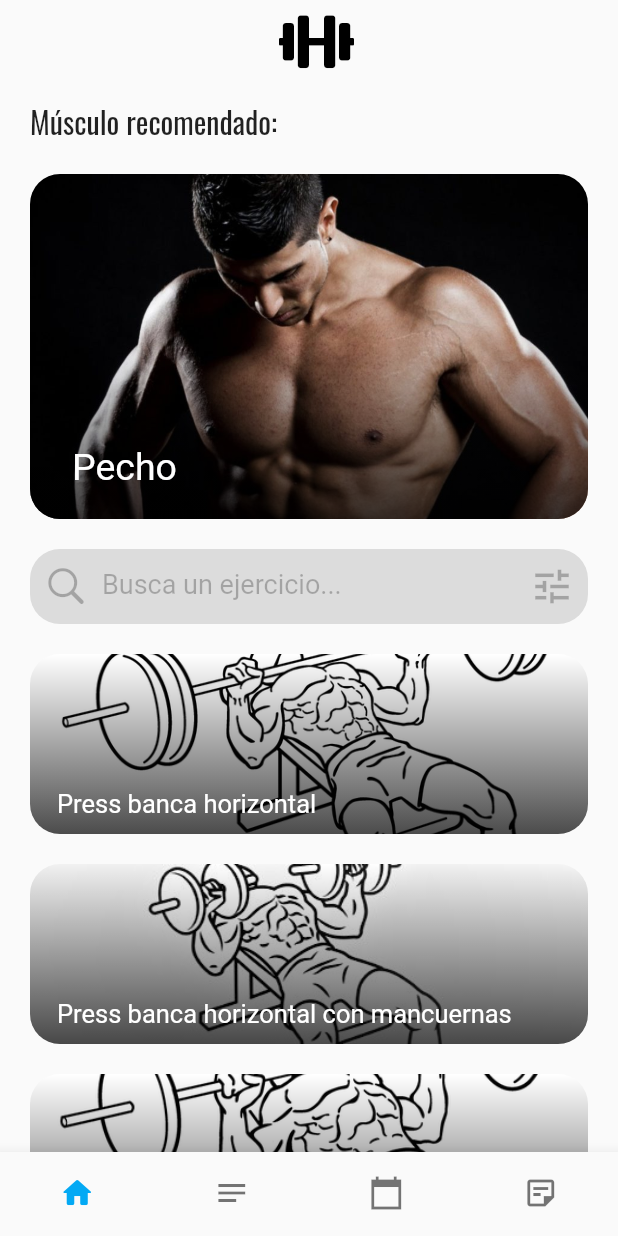
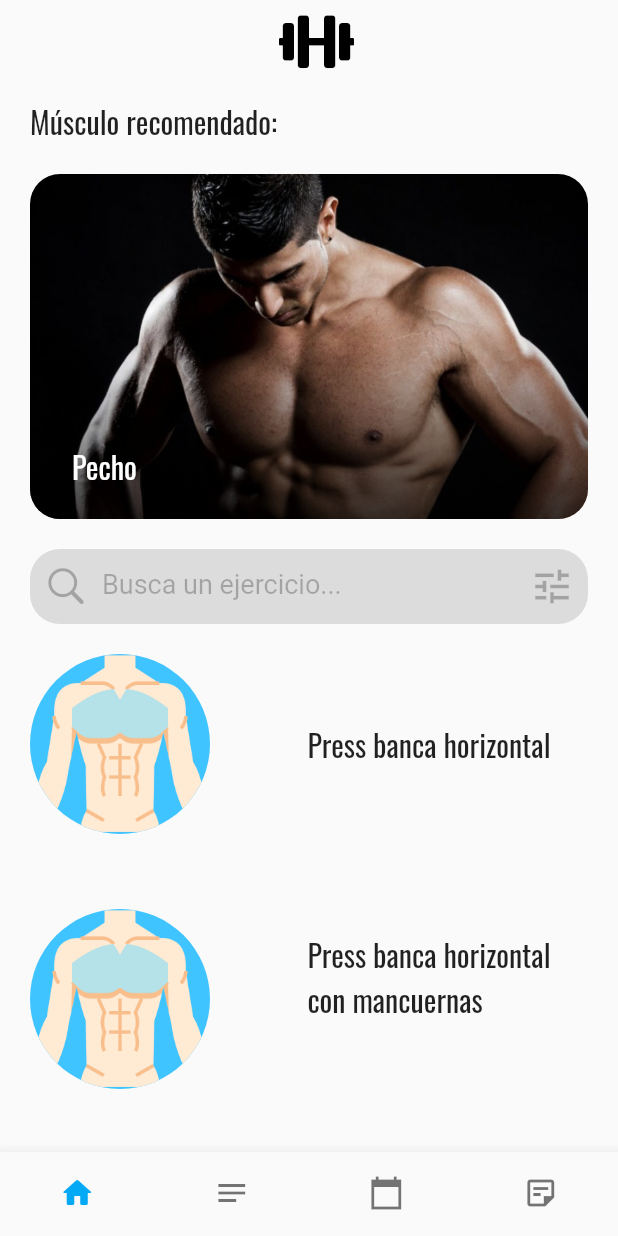
Before and after one commit to luismdelpozo/g_notes, a Flutter app: the screen it shows after launch, on a phone screen of 412 x 824 dp. Run offline on Flutter 3.47's test engine with Material 2 defaults, Android fonts, the phone set to English and light mode, and no system bars; our stand-ins replace google_fonts.

Commit message:
lista de ejercicios con iconos y nombre. Nuevas fotos.

```diff
--- a/lib/inicio.dart
+++ b/lib/inicio.dart
@@ -82,10 +82,7 @@ class Inicio extends StatelessWidget {
                                   children: [
                                     const SizedBox(width: 8),
                                     Text(musculos[_selected_musculo].name,
-                                      style: const TextStyle(
-                                          color: Colors.white,
-                                          fontSize: 25
-                                      ),
+                                      style: GoogleFonts.oswald(textStyle: Style_letra, color: Colors.white)
                                     )
                                   ]
                               )
@@ -111,54 +108,44 @@ class Inicio extends StatelessWidget {
                     itemBuilder: (BuildContext ctx, int index) {
                       return Container(
                         margin: const EdgeInsets.only(left: 20, right: 20, bottom: 20),
-                        height: 120,
+                        height: 150,
                         child: Stack(
                             children: [
-                              Positioned.fill(
-                                  child: ClipRRect(
-                                    borderRadius: BorderRadius.all(radius),
-                                    child: Image.asset(
-                                        'assets/' + ejercicios[index].imgName,
-                                        fit: BoxFit.cover
+                              // Positioned(
+                              //     bottom: 0,
+                              //     left: 0,
+                              //     right: 0,
+                              //     top: 0,
+                              //     child: Container(
+                              //       height: 150,
+                              //       decoration: BoxDecoration(
+                              //           borderRadius: BorderRadius.circular(20),
+                              //           gradient: LinearGradient(
+                              //               begin: Alignment.bottomCenter,
+                              //               end: Alignment.topCenter,
+                              //               colors: [
+                              //                 Colors.black87.withOpacity(0.7),
+                              //                 Colors.white70
+                              //               ]
+                              //           )
+                              //       ),
+                              //     )
+                              // ),
+                              Positioned(
+                                  child: CircleAvatar(
+                                    radius: 60.0,
+                                    backgroundImage: AssetImage('assets/' + ejercicios[index].imgName),
+                                    backgroundColor: Colors.lightBlueAccent,
                                     ),
-                                  )
                               ),
                               Positioned(
-                                  bottom: 0,
-                                  left: 0,
-                                  right: 0,
-                                  child: Container(
-                                    height: 120,
-                                    decoration: BoxDecoration(
-                                        borderRadius: BorderRadius.circular(20),
-                                        gradient: LinearGradient(
-                                            begin: Alignment.bottomCenter,
-                                            end: Alignment.topCenter,
-                                            colors: [
-                                              Colors.black.withOpacity(0.7),
-                                              Colors.transparent
-                                            ]
+                                bottom: 75,
+                                right: 25,
+                                child: Text(ejercicios[index].name,
+                                         style: GoogleFonts.oswald(textStyle: Style_letra),
+                                          textAlign: TextAlign.left
                                         )
-                                    ),
-                                  )
                               ),
-                              Positioned(
-                                  bottom: 0,
-                                  child: Padding(
-                                      padding: const EdgeInsets.all(10),
-                                      child: Row(
-                                          children: [
-                                            const SizedBox(width: 8),
-                                            Text(ejercicios[index].name,
-                                              style: const TextStyle(
-                                                  color: Colors.white,
-                                                  fontSize: 17
-                                              ),
-                                            )
-                                          ]
-                                      )
-                                  )
-                              )
                             ]
                         ),
                       );
--- a/lib/models/utils.dart
+++ b/lib/models/utils.dart
@@ -55,115 +55,115 @@ class Utils{
       Ejercicios(
           name: 'Press banca horizontal',
           color: Colors.blueAccent,
-          imgName: 'pressh.png',
+          imgName: 'pecho_ejercicio.png',
           musculo: 'Pecho'
       ),
       Ejercicios(
-          name: 'Press banca horizontal con mancuernas',
+          name: 'Press banca horizontal\ncon mancuernas',
           color: Colors.blueAccent,
-          imgName: 'presshm.jpg',
+          imgName: 'pecho_ejercicio.png',
           musculo: 'Pecho'
       ),
       Ejercicios(
           name: 'Press banca inclinado',
           color: Colors.blueAccent,
-          imgName: 'pressi.png',
+          imgName: 'pecho_ejercicio.png',
           musculo: 'Pecho'
       ),
       Ejercicios(
-          name: 'Press banca inclinado con mancuernas',
+          name: 'Press banca inclinado\ncon mancuernas',
           color: Colors.blueAccent,
-          imgName: 'pressim.jpg',
+          imgName: 'pecho_ejercicio.png',
           musculo: 'Pecho'
       ),
       Ejercicios(
           name: 'Press banca declinado',
           color: Colors.blueAccent,
-          imgName: 'pressd.png',
+          imgName: 'pecho_ejercicio.png',
           musculo: 'Pecho'
       ),
       Ejercicios(
-          name: 'Press banca declinado con mancuernas',
+          name: 'Press banca declinado\ncon mancuernas',
           color: Colors.blueAccent,
-          imgName: 'pressdm.png',
+          imgName: 'pecho_ejercicio.png',
           musculo: 'Pecho'
       ),
       Ejercicios(
         name: 'Remo con barra',
         color: Colors.blueAccent,
-        imgName: '',
+        imgName: 'laterales_ejercicio.png',
         musculo: 'Espalda'
       ),
       Ejercicios(
           name: 'Press militar',
           color: Colors.blueAccent,
-          imgName: '',
+          imgName: 'hombro_ejercicio.png',
           musculo: 'Hombro'
       ),
       Ejercicios(
           name: 'Dominadas',
           color: Colors.blueAccent,
-          imgName: '',
+          imgName: 'espalda_entera_icon.png',
           musculo: 'Espalda'
       ),
       Ejercicios(
           name: 'Sentadilla',
           color: Colors.blueAccent,
-          imgName: '',
+          imgName: 'cuadriceps_ejercicio.png',
           musculo: 'Pierna'
       ),
       Ejercicios(
           name: 'Peso muerto',
           color: Colors.blueAccent,
-          imgName: '',
+          imgName: 'femoral_ejercicio.png',
           musculo: 'Pierna'
       ),
       Ejercicios(
           name: 'Curl femoral',
           color: Colors.blueAccent,
-          imgName: '',
+          imgName: 'femoral_ejercicio.png',
           musculo: 'Pierna'
       ),
       Ejercicios(
           name: 'Gemelo',
           color: Colors.blueAccent,
-          imgName: '',
+          imgName: 'gemelo_ejercicio.png',
           musculo: 'Pierna'
       ),
       Ejercicios(
           name: 'Chin-ups',
           color: Colors.blueAccent,
-          imgName: '',
+          imgName: 'biceps_ejercicio.png',
           musculo: 'Biceps'
       ),
       Ejercicios(
           name: 'Facepull',
           color: Colors.blueAccent,
-          imgName: '',
+          imgName: 'espalda_ejercicio.png',
           musculo: 'Espalda'
       ),
       Ejercicios(
           name: 'Martillo',
           color: Colors.blueAccent,
-          imgName: '',
+          imgName: 'biceps_ejercicio.png',
           musculo: 'Biceps'
       ),
       Ejercicios(
           name: 'Rompecraneos',
           color: Colors.blueAccent,
-          imgName: '',
+          imgName: 'triceps_ejercicio.png',
           musculo: 'Triceps'
       ),
       Ejercicios(
           name: 'Zancadas',
           color: Colors.blueAccent,
-          imgName: '',
+          imgName: 'pierna_entera_icon.png',
           musculo: 'Pierna'
       ),
       Ejercicios(
           name: 'Extension de cuadriceps',
           color: Colors.blueAccent,
-          imgName: '',
+          imgName: 'cuadriceps_ejercicio.png',
           musculo: 'Espalda'
       ),
     ];
```
Also changed, not shown: assets/abdominal_ejercicio.png (added), assets/biceps_ejercicio.png (added), assets/cuadriceps_ejercicio.png (added), assets/espalda_ejercicio.png (added), assets/espalda_entera_icon.png (added), assets/femoral_ejercicio.png (added), assets/gemelo_ejercicio.png (added), assets/hombro_ejercicio.png (added), assets/laterales_ejercicio.png (added), assets/pecho_ejercicio.png (added), assets/pierna_entera_icon.png (added), assets/pressd.png (deleted), assets/pressdm.png (deleted), assets/pressh.png (deleted), 4 more files.
